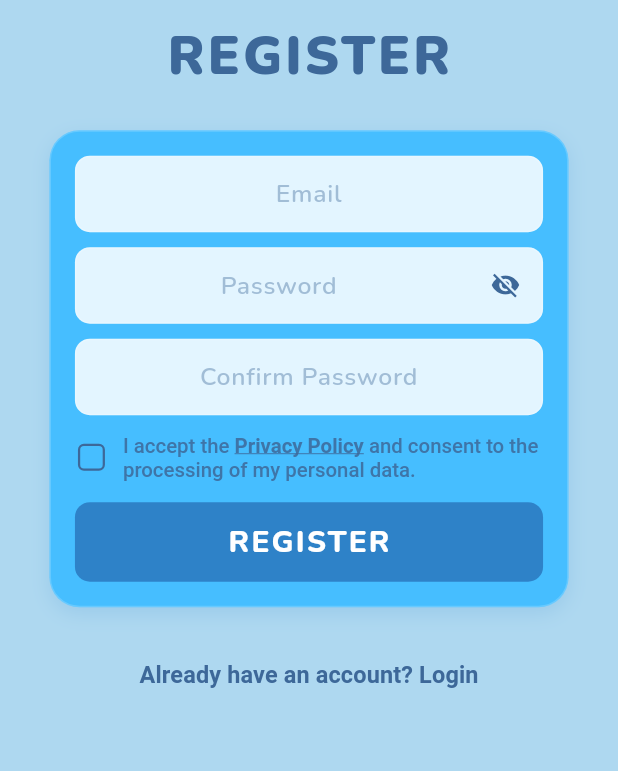
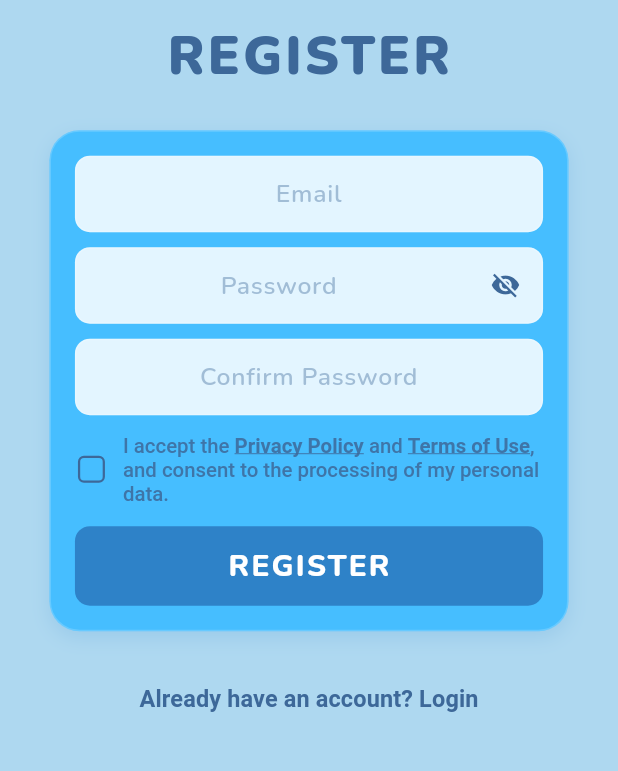
Before and after one commit to victoria-strand-dev/study_hours_flutter, a Flutter app: the RegisterScreen screen opened directly, on a phone screen of 412 x 824 dp, the part 216-987 px from its top. Run offline on Flutter 3.47's test engine with Material 3 defaults, Android fonts, the phone set to English and light mode, and no system bars; our stand-ins replace cloud_firestore, firebase_auth, firebase_core, flutter_local_notifications, flutter_svg, flutter_timezone and 3 more; missing offline and left inert: device_calendar, firebase_app_check; accounts and stored records are empty.

Commit message:
Fix calendar start date, add Terms of Use to consent, add profile button to stats
- Auto-schedule now respects semester start date: sessions are never
  generated before semesterStartDate when it is in the future
- Registration consent now links both Privacy Policy and Terms of Use
  as separate tappable spans (TapGestureRecognizer, properly disposed)
- Stats screen now has settings + profile icon buttons in the app bar,
  consistent with Home and Courses screens

Co-Authored-By: Claude Sonnet 4.6 <noreply@anthropic.com>

```diff
--- a/lib/screens/login_screen.dart
+++ b/lib/screens/login_screen.dart
@@ -1,4 +1,5 @@
 import 'package:firebase_auth/firebase_auth.dart';
+import 'package:flutter/gestures.dart';
 import 'package:flutter/material.dart';
 import 'package:flutter_svg/flutter_svg.dart';
 import '../theme/app_colors.dart';
@@ -6,6 +7,7 @@ import '../state/app_state.dart';
 import 'main_shell.dart';
 import 'privacy_screen.dart';
 import 'settings_screen.dart';
+import 'terms_screen.dart';
 
 // ─── LOGIN SCREEN ─────────────────────────────────────────────────────────────
 
@@ -342,6 +344,8 @@ class _RegisterScreenState extends State<RegisterScreen> {
   final _emailCtrl = TextEditingController();
   final _passwordCtrl = TextEditingController();
   final _confirmCtrl = TextEditingController();
+  final _privacyRecognizer = TapGestureRecognizer();
+  final _termsRecognizer = TapGestureRecognizer();
   bool _obscure = true;
   bool _loading = false;
   bool _consented = false;
@@ -351,6 +355,8 @@ class _RegisterScreenState extends State<RegisterScreen> {
     _emailCtrl.dispose();
     _passwordCtrl.dispose();
     _confirmCtrl.dispose();
+    _privacyRecognizer.dispose();
+    _termsRecognizer.dispose();
     super.dispose();
   }
 
@@ -417,6 +423,11 @@ class _RegisterScreenState extends State<RegisterScreen> {
     final double logoH = (size.width * 0.25).clamp(80.0, 120.0);
     final double titleSize = (size.width * 0.085).clamp(28.0, 42.0);
 
+    _privacyRecognizer.onTap = () => Navigator.push(
+        context, MaterialPageRoute(builder: (_) => const PrivacyScreen()));
+    _termsRecognizer.onTap = () => Navigator.push(
+        context, MaterialPageRoute(builder: (_) => const TermsScreen()));
+
     return Scaffold(
       body: SafeArea(
         child: SingleChildScrollView(
@@ -478,9 +489,7 @@ class _RegisterScreenState extends State<RegisterScreen> {
                       obscure: true,
                     ),
                     const SizedBox(height: 12),
-                    GestureDetector(
-                      onTap: () => setState(() => _consented = !_consented),
-                      child: Row(
+                    Row(
                       crossAxisAlignment: CrossAxisAlignment.center,
                       children: [
                         SizedBox(
@@ -502,40 +511,39 @@ class _RegisterScreenState extends State<RegisterScreen> {
                         ),
                         const SizedBox(width: 10),
                         Expanded(
-                            child: GestureDetector(
-                              onTap: () => Navigator.push(
-                                context,
-                                MaterialPageRoute(
-                                    builder: (_) => const PrivacyScreen()),
-                              ),
                           child: RichText(
                             text: TextSpan(
                               style: TextStyle(
-                                    color: AppColors.textDark
-                                        .withValues(alpha: 0.85),
-                                    fontSize:
-                                        (size.width * 0.033).clamp(11.0, 14.0),
+                                color: AppColors.textDark.withValues(alpha: 0.85),
+                                fontSize: (size.width * 0.033).clamp(11.0, 14.0),
                                 fontWeight: FontWeight.w500,
                               ),
-                                  children: const [
-                                    TextSpan(text: 'I accept the '),
+                              children: [
+                                const TextSpan(text: 'I accept the '),
                                 TextSpan(
                                   text: 'Privacy Policy',
-                                      style: TextStyle(
+                                  recognizer: _privacyRecognizer,
+                                  style: const TextStyle(
                                     decoration: TextDecoration.underline,
                                     fontWeight: FontWeight.w700,
                                   ),
                                 ),
+                                const TextSpan(text: ' and '),
                                 TextSpan(
-                                        text:
-                                            ' and consent to the processing of my personal data.'),
+                                  text: 'Terms of Use',
+                                  recognizer: _termsRecognizer,
+                                  style: const TextStyle(
+                                    decoration: TextDecoration.underline,
+                                    fontWeight: FontWeight.w700,
+                                  ),
+                                ),
+                                const TextSpan(
+                                    text: ', and consent to the processing of my personal data.'),
                               ],
                             ),
                           ),
                         ),
-                          ),
                       ],
-                      ),
                     ),
                     const SizedBox(height: 14),
                     SizedBox(
```
Also changed, not shown: lib/screens/courses_screen.dart (+10 -2 lines), lib/screens/stats_screen.dart (+22 -2 lines). Lines whose indentation alone changed are shown as unchanged.
